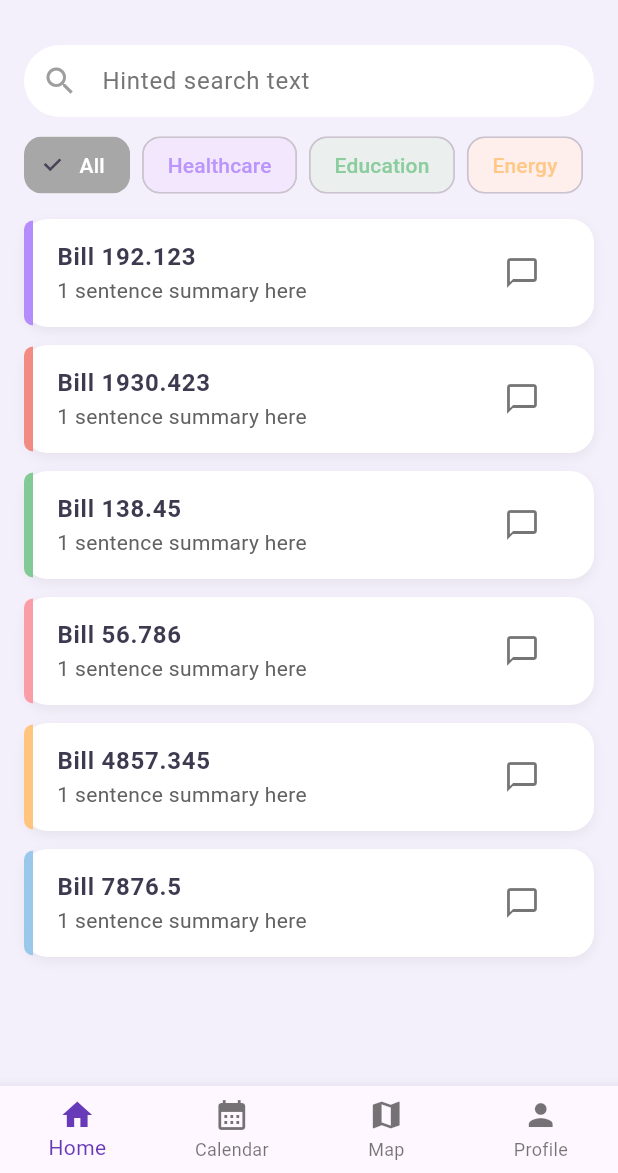
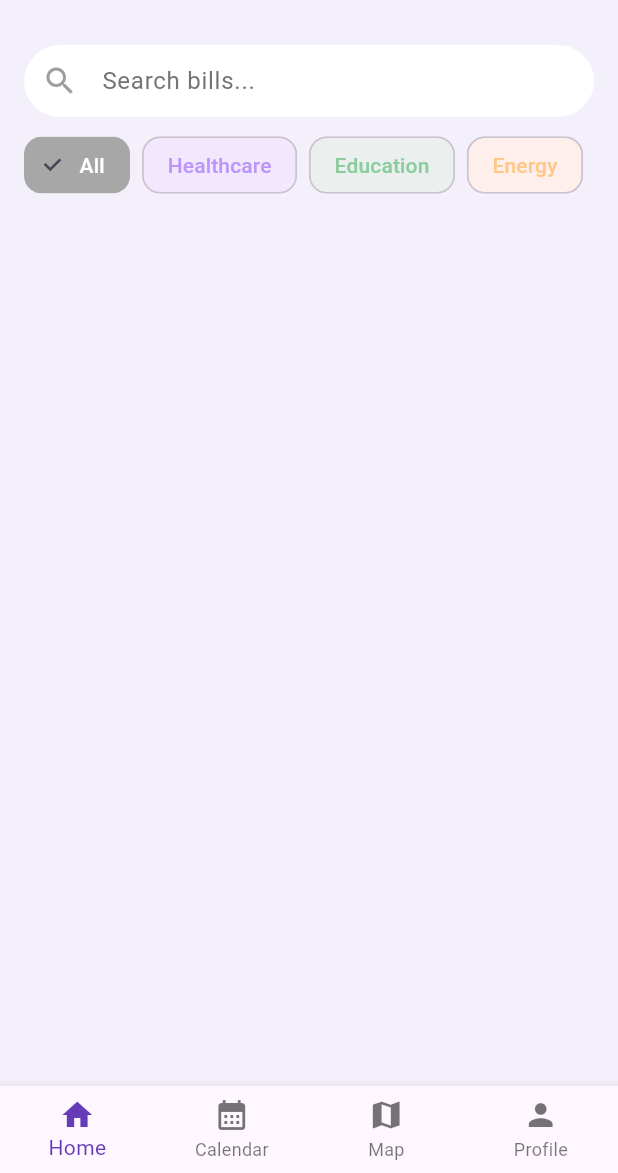
Before and after one commit to ashtyn-roberts/Lawgic, a Flutter app: the screen it shows once a user with an empty profile is signed in, on a phone screen of 412 x 824 dp, the part 63-1236 px from its top. Run offline on Flutter 3.47's test engine with Material 3 defaults, Android fonts, the phone set to English and light mode, and no system bars; our stand-ins replace cloud_firestore, firebase_auth, firebase_core, google_maps_flutter, table_calendar; accounts and stored records are empty.

Commit message:
scrapper with updated home page code to support

```diff
--- a/lib/main.dart
+++ b/lib/main.dart
@@ -69,7 +69,10 @@ class AuthPage extends StatelessWidget {
 
         // if snapshot has data then they're logged in
         if (snapshot.hasData) {
-          return const HomeScreen();
+          return HomeScreen(
+            currentParish: 'EAST BATON ROUGE',
+            currentElectionDate: '2025-11-15',
+          );
         }
 
         // if snapshot has no data then they're logged out.
--- a/lib/screens/home_screen.dart
+++ b/lib/screens/home_screen.dart
@@ -3,9 +3,13 @@ import 'home_tab.dart';
 import 'profile_tab.dart';
 import 'map_tab.dart';
 import 'calendar_tab.dart';
+import 'package:cloud_firestore/cloud_firestore.dart';
+import 'bill_details_tab.dart';
 
 class HomeScreen extends StatefulWidget {
-  const HomeScreen({super.key});
+  final String currentParish;
+  final String currentElectionDate;
+  const HomeScreen({super.key, required this.currentParish, required this.currentElectionDate});
 
   @override
   State<HomeScreen> createState() => _HomeScreenState();
@@ -13,13 +17,21 @@ class HomeScreen extends StatefulWidget {
 
 class _HomeScreenState extends State<HomeScreen> {
   int _selectedIndex = 0;
+  late List<Widget> _screens;
 
-  final List<Widget> _screens = [
-    const HomeTab(),       // index 0 - Home
-    const CalendarTab(),   // index 1 - Calendar
-    const MapTab(),        // index 2 - Map
-    const ProfileTab(),    // index 3 - Profile
-  ];
+  @override
+  void initState() {
+    super.initState();
+    _screens = [
+      HomeTab(
+        currentParish: widget.currentParish,
+        currentElectionDate: widget.currentElectionDate,
+      ),
+      const CalendarTab(),
+      const MapTab(),
+      const ProfileTab(),
+    ];
+  }
 
   void _onItemTapped(int index) {
     setState(() {
--- a/lib/screens/home_tab.dart
+++ b/lib/screens/home_tab.dart
@@ -1,23 +1,21 @@
 import 'package:flutter/material.dart';
 import 'package:firebase_auth/firebase_auth.dart';
+import 'package:cloud_firestore/cloud_firestore.dart';
 
 class HomeTab extends StatefulWidget {
-  const HomeTab({super.key});
+  final String currentParish;
+  final String currentElectionDate;
+  const HomeTab({super.key, required this.currentParish, required this.currentElectionDate});
 
   @override
   State<HomeTab> createState() => _HomeTabState();
 }
 
 class _HomeTabState extends State<HomeTab> {
-  final List<Map<String, dynamic>> bills = [
-    {'id': '192.123', 'summary': '1 sentence summary here', 'color': const Color(0xFFB48CFB), 'type': 'Healthcare'},
-    {'id': '1930.423', 'summary': '1 sentence summary here', 'color': const Color(0xFFF28B82), 'type': 'Taxes'},
-    {'id': '138.45', 'summary': '1 sentence summary here', 'color': const Color(0xFF81C995), 'type': 'Education'},
-    {'id': '56.786', 'summary': '1 sentence summary here', 'color': const Color(0xFFFB9DA7), 'type': 'Taxes'},
-    {'id': '4857.345', 'summary': '1 sentence summary here', 'color': const Color(0xFFFFC47D), 'type': 'Energy'},
-    {'id': '7876.5', 'summary': '1 sentence summary here', 'color': const Color(0xFF9AC8EB), 'type': 'Crime'},
-  ];
+  String selectedCategory = 'All';
+  String searchQuery = '';
 
+  // --- Category definitions ---
   final List<Map<String, dynamic>> categories = [
     {'label': 'All', 'color': Colors.grey},
     {'label': 'Healthcare', 'color': Color(0xFFB48CFB)},
@@ -27,26 +25,38 @@ class _HomeTabState extends State<HomeTab> {
     {'label': 'Crime', 'color': Color(0xFF9AC8EB)},
   ];
 
-  String selectedCategory = 'All';
+  // --- Color fallback map if Firestore doesn't contain color ---
+  final Map<String, Color> categoryColors = {
+    'Healthcare': Color(0xFFB48CFB),
+    'Education': Color(0xFF81C995),
+    'Energy': Color(0xFFFFC47D),
+    'Taxes': Color(0xFFF28B82),
+    'Crime': Color(0xFF9AC8EB),
+  };
 
   Color get primaryLavender => const Color(0xFFF4F0FB);
-  Color get accentPurple => const Color(0xFFB48CFB);
   Color get textDark => const Color(0xFF3D3A50);
+
+  // The widget tree is now built from the single `build` below.
 
   //user sign out
   Future<void> _signOut() async {
     await FirebaseAuth.instance.signOut();
   }
-
   @override
   Widget build(BuildContext context) {
-    // Filter bills based on selected category
-    final filteredBills = selectedCategory == 'All'
-        ? bills
-        : bills.where((b) => b['type'] == selectedCategory).toList();
+    // Compose a single Firestore stream filtered by parish and election date
+    final stream = FirebaseFirestore.instance
+        .collection('ballot_propositions')
+        .where('parish', isEqualTo: widget.currentParish)
+        .where('election_date', isEqualTo: widget.currentElectionDate)
+        .orderBy('title')
+        .snapshots();
 
     return Scaffold(
       backgroundColor: primaryLavender,
+
+      // ------------------ APP BAR ------------------
       appBar: AppBar(
         backgroundColor: primaryLavender,
         elevation: 0,
@@ -80,12 +90,12 @@ class _HomeTabState extends State<HomeTab> {
               if (value == 'Sign Out') {
                 _signOut();
               }
-              //navigation/logic for other menu items here
             },
           ),
         ],
       ),
 
+      // ------------------ DRAWER --------------------
       drawer: Drawer(
         backgroundColor: Colors.white,
         shape: const RoundedRectangleBorder(
@@ -99,7 +109,7 @@ class _HomeTabState extends State<HomeTab> {
           children: [
             DrawerHeader(
               decoration: BoxDecoration(
-                color: accentPurple.withOpacity(0.15),
+                color: categoryColors['Healthcare']!.withOpacity(0.15),
               ),
               child: Center(
                 child: Text(
@@ -120,16 +130,20 @@ class _HomeTabState extends State<HomeTab> {
         ),
       ),
 
+      // ------------------ BODY ---------------------
       body: Padding(
         padding: const EdgeInsets.all(16.0),
         child: Column(
           children: [
             // Search bar
             TextField(
+              onChanged: (value) {
+                setState(() => searchQuery = value.toLowerCase());
+              },
               decoration: InputDecoration(
                 filled: true,
                 fillColor: Colors.white,
-                hintText: 'Hinted search text',
+                hintText: 'Search bills...',
                 prefixIcon: const Icon(Icons.search, color: Colors.grey),
                 hintStyle: TextStyle(color: Colors.grey[600]),
                 contentPadding: const EdgeInsets.symmetric(horizontal: 20),
@@ -142,7 +156,7 @@ class _HomeTabState extends State<HomeTab> {
 
             const SizedBox(height: 12),
 
-            // Category chips (with filter functionality)
+            // Category chips
             SizedBox(
               height: 40,
               child: ListView.separated(
@@ -163,11 +177,8 @@ class _HomeTabState extends State<HomeTab> {
                     selected: isSelected,
                     selectedColor: cat['color'].withOpacity(0.9),
                     backgroundColor: cat['color'].withOpacity(0.15),
-                    onSelected: (_) {
-                      setState(() {
-                        selectedCategory = cat['label'];
-                      });
-                    },
+                    onSelected: (_) =>
+                        setState(() => selectedCategory = cat['label']),
                     shape: RoundedRectangleBorder(
                       borderRadius: BorderRadius.circular(12),
                     ),
@@ -178,18 +189,75 @@ class _HomeTabState extends State<HomeTab> {
 
             const SizedBox(height: 10),
 
-            // Bills list
+            // ------------------ FIRESTORE STREAM ------------------
             Expanded(
-              child: ListView.builder(
-                itemCount: filteredBills.length,
+              child: StreamBuilder<QuerySnapshot>(
+                stream: stream,
+                builder: (context, snapshot) {
+                  if (!snapshot.hasData) {
+                    return const Center(child: CircularProgressIndicator());
+                  }
+
+                  final docs = snapshot.data!.docs;
+
+                  // --- Filtering ---
+                  final filtered = docs.where((doc) {
+                    final title = (doc['title'] ?? '').toString().toLowerCase();
+                    final category = doc['category'] ?? 'Uncategorized';
+
+                    final matchesCategory = selectedCategory == 'All'
+                        ? true
+                        : category == selectedCategory;
+
+                    final matchesSearch = title.contains(searchQuery);
+
+                    return matchesCategory && matchesSearch;
+                  }).toList();
+
+                  return ListView.builder(
+                    itemCount: filtered.length,
                     itemBuilder: (context, index) {
-                  final bill = filteredBills[index];
+                      final doc = filtered[index];
+                      final title = doc['title'];
+                      final summary = doc['summary']?['overview'] ??
+                          "No summary available";
+                      final category = doc['category'] ?? 'Uncategorized';
+
+                      // Choose color
+                      final color = categoryColors[category] ?? Colors.grey;
+
+                      return _billCard(
+                        id: doc.id,
+                        title: title,
+                        summary: summary,
+                        color: color,
+                        category: category,
+                      );
+                    },
+                  );
+                },
+              ),
+            ),
+          ],
+        ),
+      ),
+    );
+  }
+
+  // ------------------ BILL CARD ------------------
+  Widget _billCard({
+    required String id,
+    required String title,
+    required String summary,
+    required Color color,
+    required String category,
+  }) {
     return GestureDetector(
       onTap: () {
         Navigator.push(
           context,
           MaterialPageRoute(
-                          builder: (context) => BillDetailPage(billId: bill['id']),
+            builder: (context) => BillDetailPage(billId: id),
           ),
         );
       },
@@ -212,7 +280,7 @@ class _HomeTabState extends State<HomeTab> {
               width: 6,
               height: 70,
               decoration: BoxDecoration(
-                              color: bill['color'],
+                color: color,
                 borderRadius: const BorderRadius.only(
                   topLeft: Radius.circular(16),
                   bottomLeft: Radius.circular(16),
@@ -222,14 +290,16 @@ class _HomeTabState extends State<HomeTab> {
             Expanded(
               child: ListTile(
                 title: Text(
-                                'Bill ${bill['id']}',
+                  title,
                   style: TextStyle(
                     color: textDark,
                     fontWeight: FontWeight.w600,
                   ),
                 ),
                 subtitle: Text(
-                                bill['summary'],
+                  summary,
+                  maxLines: 2,
+                  overflow: TextOverflow.ellipsis,
                   style: TextStyle(color: Colors.grey[700]),
                 ),
                 trailing: IconButton(
@@ -238,18 +308,11 @@ class _HomeTabState extends State<HomeTab> {
                     Navigator.push(
                       context,
                       MaterialPageRoute(
-                                      builder: (context) => CommentsPage(billId: bill['id']),
+                        builder: (context) => CommentsPage(billId: id),
                       ),
                     );
                   },
                 ),
-                            ),
-                          ),
-                        ],
-                      ),
-                    ),
-                  );
-                },
               ),
             ),
           ],
@@ -267,7 +330,8 @@ class _HomeTabState extends State<HomeTab> {
   }
 }
 
-// --- Blank Bill Detail Page ---
+// ---------- Dummy Detail & Comments Pages ----------
+
 class BillDetailPage extends StatelessWidget {
   final String billId;
   const BillDetailPage({super.key, required this.billId});
@@ -276,14 +340,11 @@ class BillDetailPage extends StatelessWidget {
   Widget build(BuildContext context) {
     return Scaffold(
       appBar: AppBar(title: Text('Bill $billId')),
-      body: const Center(
-        child: Text('This will be the main Bill Detail Page.'),
-      ),
+      body: const Center(child: Text('Bill Details Placeholder')),
     );
   }
 }
 
-// --- Blank Comments Page ---
 class CommentsPage extends StatelessWidget {
   final String billId;
   const CommentsPage({super.key, required this.billId});
@@ -292,9 +353,7 @@ class CommentsPage extends StatelessWidget {
   Widget build(BuildContext context) {
     return Scaffold(
       appBar: AppBar(title: Text('Comments for Bill $billId')),
-      body: const Center(
-        child: Text('Comments section will go here.'),
-      ),
+      body: const Center(child: Text('Comments Placeholder')),
     );
   }
 }
```
Also changed, not shown: lib/screens/bill_details_tab.dart (added, +280 -0 lines), lib/screens/comments_tab.dart (added, +18 -0 lines), lib/screens/notes_tab.dart (added, +18 -0 lines), 2 other files. Lines whose indentation alone changed are shown as unchanged.
